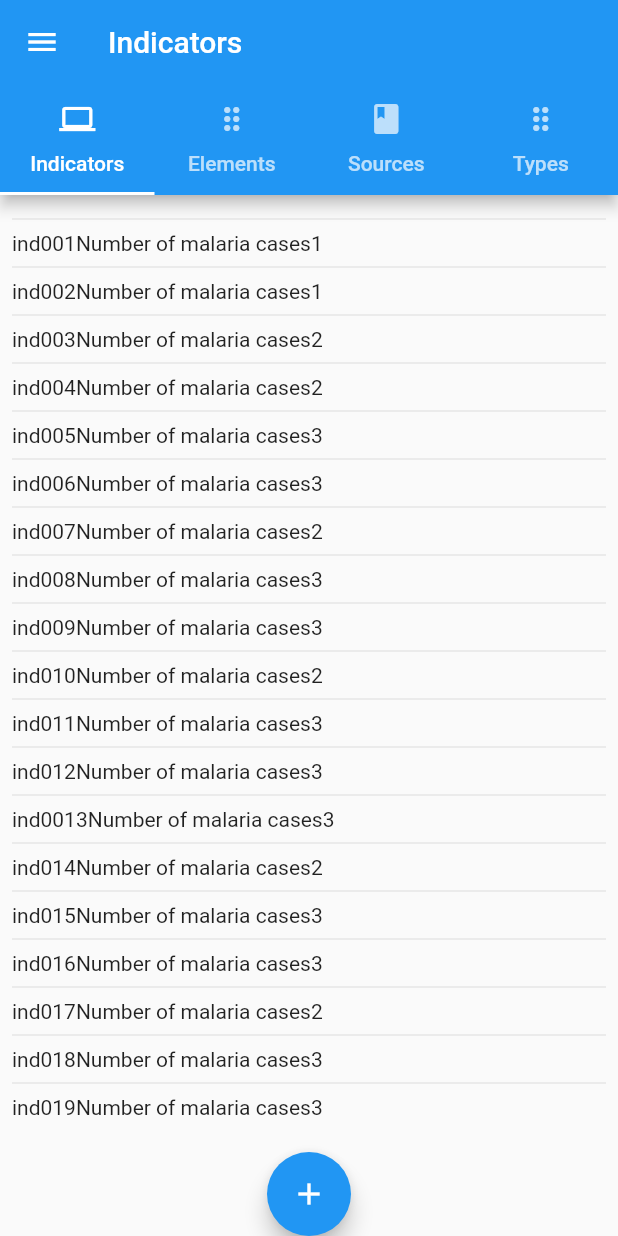
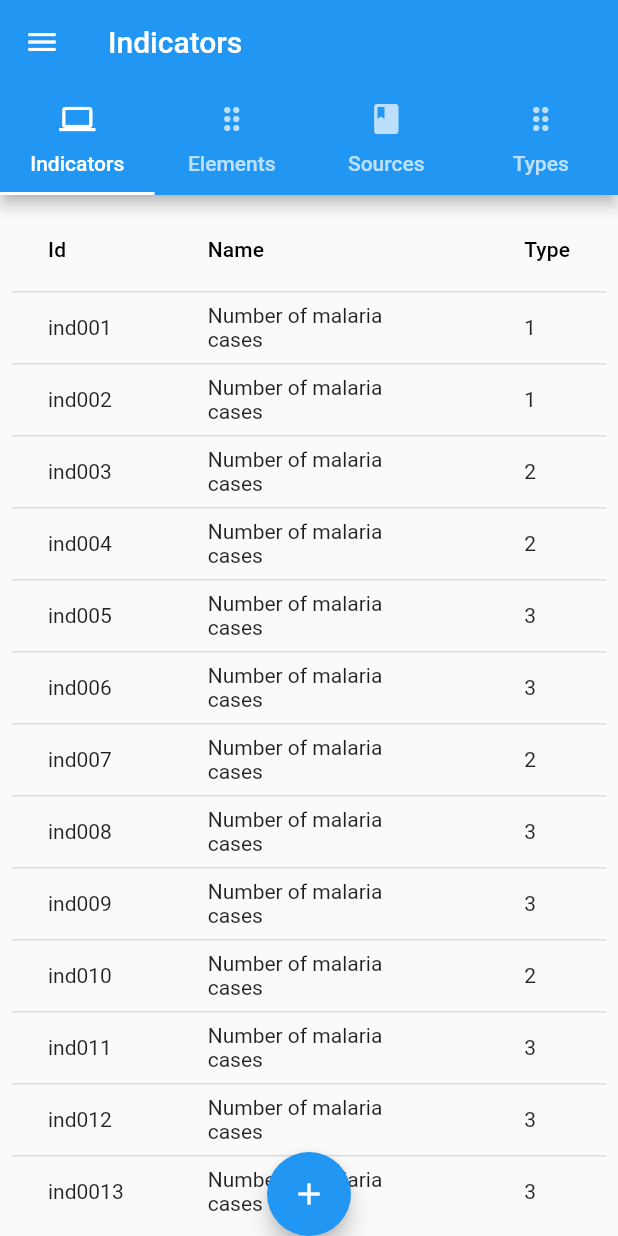
Before and after one commit to diaodiallo/mrdqa, a Flutter app: the IndicatorPage screen opened by its route, on a phone screen of 412 x 824 dp. Run offline on Flutter 3.47's test engine with Material 2 defaults, Android fonts, the phone set to English and light mode, and no system bars; our stand-ins replace cloud_firestore, flutter_markdown, font_awesome_flutter, select_form_field, sqflite, syncfusion_flutter_charts; accounts and stored records are empty.

Commit message:
Switch Indicators list to DataTable

```diff
--- a/lib/pages/IndicatorPage.dart
+++ b/lib/pages/IndicatorPage.dart
@@ -112,11 +112,21 @@ class _IndicatorPageState extends State<IndicatorPage> {
     List<Indicator> indicators = _getIndicators();
     return Container(
       padding: EdgeInsets.all(8.0),
-      child: ListView(
-        children: indicators
-            .map((indicator) => _buildIndicatorRow(indicator))
+      child: SingleChildScrollView(
+          child: DataTable(
+        columns: [
+          DataColumn(label: Text('Id')),
+          DataColumn(label: Text('Name')),
+          DataColumn(label: Text('Type')),
+        ],
+        rows: indicators
+            .map((indicator) => DataRow(cells: <DataCell>[
+                  DataCell(Text(indicator.id)),
+                  DataCell(Text(indicator.name)),
+                  DataCell(Text(indicator.typeId.toString())),
+                ]))
             .toList(),
-      ),
+      )),
     );
   }
 
@@ -145,28 +155,23 @@ class _IndicatorPageState extends State<IndicatorPage> {
     return indicators;
   }
 
-  Widget _buildIndicatorRow(Indicator indicator) {
-    return Column(
-      children: [
-        Divider(),
-        Row(mainAxisAlignment: MainAxisAlignment.start, children: [
-          Text(indicator.id),
-          Text(indicator.name),
-          Text(indicator.typeId.toString())
-        ]),
-      ],
-    );
-  }
-
   Widget _indicatorTypesView() {
     List<IndicatorType> indicatorsType = _getIndicatorsType();
     return Container(
       padding: EdgeInsets.all(8.0),
-      child: ListView(
-        children: indicatorsType
-            .map((indicatorType) => _buildIndicatorsTypeRow(indicatorType))
+      child: SingleChildScrollView(
+          child: DataTable(
+        columns: [
+          DataColumn(label: Text('Id')),
+          DataColumn(label: Text('Name')),
+        ],
+        rows: indicatorsType
+            .map((indicatorType) => DataRow(cells: <DataCell>[
+                  DataCell(Text(indicatorType.id.toString())),
+                  DataCell(Text(indicatorType.name)),
+                ]))
             .toList(),
-      ),
+      )),
     );
   }
 
@@ -182,27 +187,23 @@ class _IndicatorPageState extends State<IndicatorPage> {
     return indicators;
   }
 
-  Widget _buildIndicatorsTypeRow(IndicatorType indicatorType) {
-    return Column(
-      children: [
-        Divider(),
-        Row(mainAxisAlignment: MainAxisAlignment.start, children: [
-          Text(indicatorType.id.toString()),
-          Text(indicatorType.name)
-        ]),
-      ],
-    );
-  }
-
   Widget _dataElementsView() {
     List<DataElement> dataElements = _getDataElements();
     return Container(
       padding: EdgeInsets.all(8.0),
-      child: ListView(
-        children: dataElements
-            .map((dataElement) => _buildDataElementsRow(dataElement))
+      child: SingleChildScrollView(
+          child: DataTable(
+        columns: [
+          DataColumn(label: Text('Id')),
+          DataColumn(label: Text('Name')),
+        ],
+        rows: dataElements
+            .map((dataElement) => DataRow(cells: <DataCell>[
+                  DataCell(Text(dataElement.id)),
+                  DataCell(Text(dataElement.name)),
+                ]))
             .toList(),
-      ),
+      )),
     );
   }
 
@@ -224,26 +225,23 @@ class _IndicatorPageState extends State<IndicatorPage> {
     return dataElements;
   }
 
-  Widget _buildDataElementsRow(DataElement dataElement) {
-    return Column(
-      children: [
-        Divider(),
-        Row(
-            mainAxisAlignment: MainAxisAlignment.start,
-            children: [Text(dataElement.id), Text(dataElement.name)]),
-      ],
-    );
-  }
-
   Widget _dataSourcesView() {
     List<DataSource> dataSources = _getDataSources();
     return Container(
       padding: EdgeInsets.all(8.0),
-      child: ListView(
-        children: dataSources
-            .map((dataSource) => _buildDataSourcesRow(dataSource))
+      child: SingleChildScrollView(
+          child: DataTable(
+        columns: [
+          DataColumn(label: Text('Id')),
+          DataColumn(label: Text('Name')),
+        ],
+        rows: dataSources
+            .map((dataSource) => DataRow(cells: <DataCell>[
+                  DataCell(Text(dataSource.id)),
+                  DataCell(Text(dataSource.name)),
+                ]))
             .toList(),
-      ),
+      )),
     );
   }
 
@@ -264,15 +262,4 @@ class _IndicatorPageState extends State<IndicatorPage> {
     ];
     return dataSources;
   }
-
-  Widget _buildDataSourcesRow(DataSource dataSource) {
-    return Column(
-      children: [
-        Divider(),
-        Row(
-            mainAxisAlignment: MainAxisAlignment.start,
-            children: [Text(dataSource.id), Text(dataSource.name)]),
-      ],
-    );
-  }
 }
```
